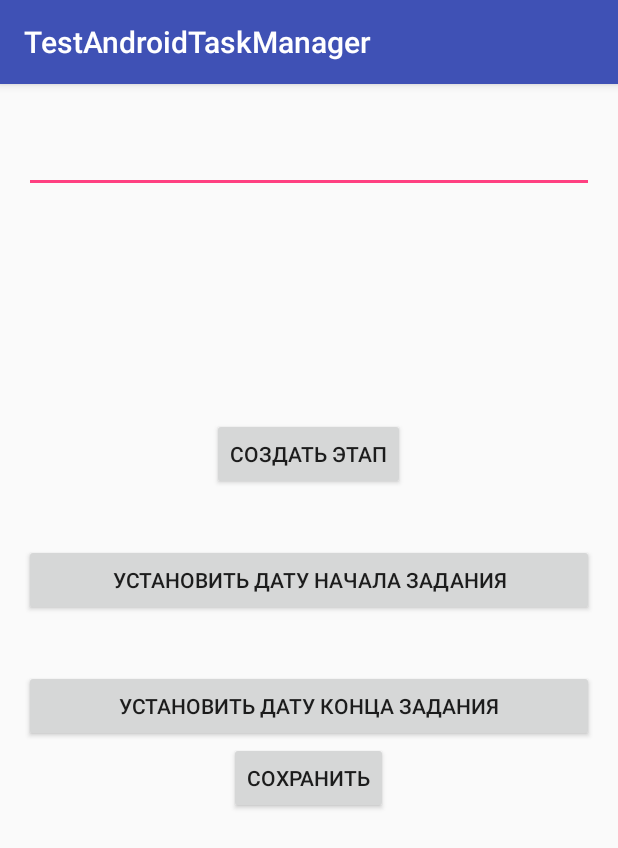
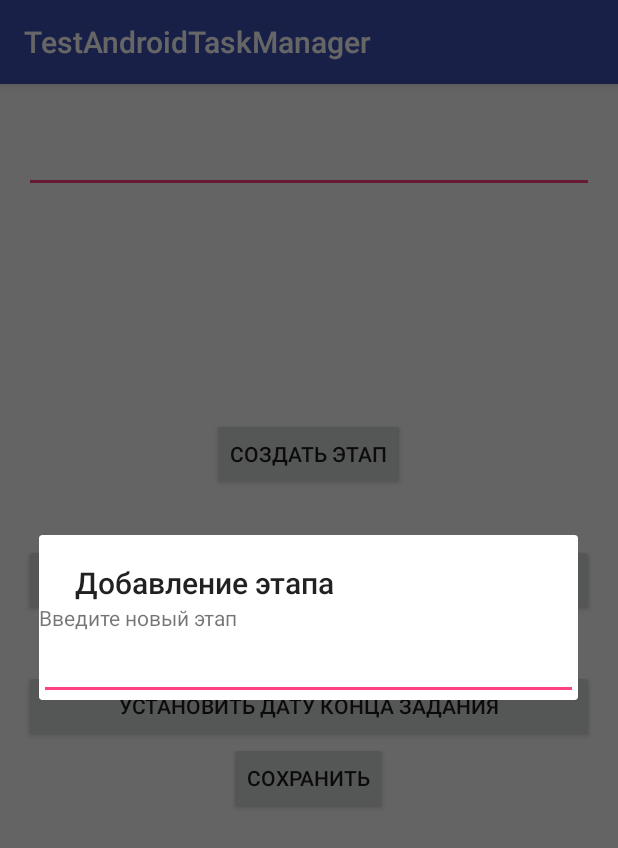
Before and after one commit to capitalsavhome/TestAndroidTaskManager, an Android app: the AddTaskActivity screen opened directly, with no data from a screen before it, after a tap on "СОЗДАТЬ ЭТАП", on a phone screen of 412 x 824 dp. Shown: the top 848 px of the screen. Run offline under Robolectric (Android 15) with nearby library versions, the phone set to English and light mode, and no system bars.

Commit message:
1. Created dialogView to add new Stage. 2. Made code to show stages in ListView. 3. Prepare to put data into SQLite DB. 4. Modify class Task.

```diff
--- a/TestAndroidTaskManager/app/src/main/java/com/example/adminhome/testandroidtaskmanager/AddTaskActivity.java
+++ b/TestAndroidTaskManager/app/src/main/java/com/example/adminhome/testandroidtaskmanager/AddTaskActivity.java
@@ -2,17 +2,27 @@ package com.example.adminhome.testandroidtaskmanager;
 
 import android.app.DatePickerDialog;
 import android.app.Dialog;
+import android.content.ContentValues;
+import android.content.DialogInterface;
+import android.content.Intent;
+import android.database.sqlite.SQLiteDatabase;
 import android.support.v7.app.AlertDialog;
 import android.support.v7.app.AppCompatActivity;
 import android.os.Bundle;
+import android.view.LayoutInflater;
 import android.view.View;
+import android.view.ViewGroup;
+import android.widget.ArrayAdapter;
 import android.widget.Button;
 import android.widget.DatePicker;
 import android.widget.EditText;
 import android.widget.ListView;
 import android.widget.TextView;
 
+import org.w3c.dom.Text;
+
 import java.text.SimpleDateFormat;
+import java.util.ArrayList;
 import java.util.Calendar;
 import java.util.GregorianCalendar;
 
@@ -80,12 +90,39 @@ public class AddTaskActivity extends AppCompatActivity {
     /**
      * AlertDialogBuilder
      */
-    private AlertDialog.Builder mAlertDialogBuilde;
+    private AlertDialog.Builder mAlertDialogBuilder;
 
     /**
      * variable show which date is setting now (startDate or endDate)
      */
     private int mWhatDateSet;
+
+    /**
+     * arrayList for current stages
+     */
+    private ArrayList<Stage> mStagesAL;
+
+    /**
+     * view for dialogView addStage;
+     */
+    private View mDialogView;
+
+    /**
+     * editText for Title of Stage, which shows in dialogView
+     */
+    private EditText mEditTextStageTitle;
+
+    /**
+     * adapter for ListView with tasks
+     */
+    private ArrayAdapter mArrayAdapter;
+
+    /**
+     * MySQLiteOpenHelper for access to dataBase
+     */
+    private MySQLiteOpenHelper mMySQLiteOpenHelper;
+
+
 
 
     @Override
@@ -103,6 +140,34 @@ public class AddTaskActivity extends AppCompatActivity {
         mButtonEndDate = (Button) findViewById(R.id.btn_add_endDate);
         mButtonSave = (Button) findViewById(R.id.btn_save_add_task);
 
+        final LayoutInflater inflater = this.getLayoutInflater();
+        mDialogView = inflater.inflate(R.layout.dialog_maket, null, false);
+        mEditTextStageTitle = (EditText) mDialogView.findViewById(R.id.edt_text_input_stage_name);
+
+        mStagesAL = new ArrayList<>();
+
+        mMySQLiteOpenHelper = new MySQLiteOpenHelper(this);
+
+        mArrayAdapter = new ArrayAdapter<Stage>(this, android.R.layout.simple_list_item_1,
+                mStagesAL){
+            @Override
+            public  View getView(final int position, View convertView, ViewGroup parent) {
+
+                View view = inflater.inflate(R.layout.activity_add_task, parent, false);
+                //getting values from each holiday
+                TextView textViewNumber = (TextView) view.findViewById(R.id.tv_num_stage_lv);
+                TextView textViewName = (TextView) view.findViewById(R.id.tv_name_stage_lv);
+                for (int i = 0; i < mStagesAL.size(); i++) {
+                    textViewNumber.setText(Integer.toString(i + 1));
+                    Stage stage = mStagesAL.get(i);
+                    textViewName.setText(stage.getmSageName());
+                }
+
+                return view;
+            }
+        };
+        mListViewStages.setAdapter(mArrayAdapter);
+
     }
 
     /**
@@ -114,6 +179,9 @@ public class AddTaskActivity extends AppCompatActivity {
         switch (view.getId()) {
             case R.id.btn_save_add_task :
                 System.out.println("======" + mStartDateSelected);
+                break;
+            case R.id.btn_add_stage :
+                showAddStageDialog();
                 break;
             case R.id.btn_add_startDate :
                 showDatePicker(SET_START_DATE);
@@ -127,23 +195,53 @@ public class AddTaskActivity extends AppCompatActivity {
     public void saveNewTask() {
         String taskTitle = mEditTextTitle.getText().toString();
 
+        Task task = new Task(taskTitle, mStartDateSelected, mEndDateSelected);
+        task.setmStagesAL(mStagesAL);
+
+        writeNewTaskToDb(task);
+
 
     }
 
-    public void writeNewTaskToDb() {
-
+    public void writeNewTaskToDb(Task task) {
+        SQLiteDatabase database = mMySQLiteOpenHelper.getWritableDatabase();
+        ContentValues row = new ContentValues();
+        row.put("task_title", task.getmTitle());
+        row.put("start_date", task.getmStartDate());
+        row.put("end_date", task.getmEndDate());
     }
 
+    /**
+     * method add new Stage to arrayList of Stages
+     * @param stageName - String with name of Stage
+     */
+    public void addNewStage(String stageName) {
+        Stage stage = new Stage(stageName);
+        mStagesAL.add(stage);
+    }
+
+    /**
+     * method show datePickerDialog with current date
+     * @param whatDateSet - final value, which show is it datePickerDialog for startDate or for
+     *                    end date
+     */
     public void showDatePicker(int whatDateSet) {
+        //get current date to Calendar
         Calendar calendar = Calendar.getInstance();
 
+        //create datePickerDialog with current date from calendar
         DatePickerDialog datePickerDialog = new DatePickerDialog(this, myDataListener,
                 calendar.get(calendar.YEAR), calendar.get(calendar.MONTH),
                 calendar.get(calendar.DAY_OF_MONTH));
+        //set variable, which show which date is setting now (startDate or endDate)
         mWhatDateSet = whatDateSet;
+        //show datePickerDialog
         datePickerDialog.show();
     }
 
+    /**
+     * Listener for DatePickerDialog
+     */
     private DatePickerDialog.OnDateSetListener myDataListener =
             new DatePickerDialog.OnDateSetListener() {
         @Override
@@ -167,4 +265,39 @@ public class AddTaskActivity extends AppCompatActivity {
         }
     };
 
+    public void showAddStageDialog() {
+        //initialization of builder
+        mAlertDialogBuilder = new AlertDialog.Builder(this);
+        //set Title of builder
+        mAlertDialogBuilder.setTitle(R.string.dialog_add_stage);
+        //set view for dialogBuilder
+        mAlertDialogBuilder.setView(mDialogView);
+        //create dialog
+        mAlertDialog = mAlertDialogBuilder.create();
+        //show dialog
+        mAlertDialog.show();
+
+        //set positive Button onClickListener
+        mAlertDialogBuilder.setPositiveButton("OK", new DialogInterface.OnClickListener() {
+            @Override
+            public void onClick(DialogInterface dialog, int which) {
+                //get String with Stage title from editText
+                String stageName = mEditTextStageTitle.getText().toString();
+                //call method addNewStage
+                addNewStage(stageName);
+                //notify changes for ListView
+                mArrayAdapter.notifyDataSetChanged();
+                ((ViewGroup) (mDialogView.getParent())).removeAllViews();
+            }
+        });
+
+        //set Negative Button onClickListener
+        mAlertDialogBuilder.setNegativeButton("Cancel", new DialogInterface.OnClickListener() {
+            @Override
+            public void onClick(DialogInterface dialog, int which) {
+                ((ViewGroup) (mDialogView.getParent())).removeAllViews();
+            }
+        });
+    }
+
 }
--- /dev/null
+++ b/TestAndroidTaskManager/app/src/main/res/layout/dialog_maket.xml
@@ -0,0 +1,16 @@
+<?xml version="1.0" encoding="utf-8"?>
+<LinearLayout xmlns:android="http://schemas.android.com/apk/res/android"
+    android:orientation="vertical" android:layout_width="match_parent"
+    android:layout_height="match_parent">
+
+    <TextView
+        android:layout_width="match_parent"
+        android:layout_height="wrap_content"
+        android:text="@string/input_new_stage"/>
+
+    <EditText
+        android:layout_width="match_parent"
+        android:layout_height="wrap_content"
+        android:id="@+id/edt_text_input_stage_name"/>
+
+</LinearLayout>
--- a/TestAndroidTaskManager/app/src/main/res/values/strings.xml
+++ b/TestAndroidTaskManager/app/src/main/res/values/strings.xml
@@ -10,4 +10,7 @@
     <string name="create_task">Создать</string>
     <string name="remove_tasks">Удалить</string>
 
+    <string name="dialog_add_stage">Добавление этапа</string>
+    <string name="input_new_stage">Введите новый этап</string>
+
 </resources>
```
Also changed, not shown: TestAndroidTaskManager/app/src/main/java/com/example/adminhome/testandroidtaskmanager/Stage.java (+14 -0 lines), TestAndroidTaskManager/app/src/main/java/com/example/adminhome/testandroidtaskmanager/Task.java (+15 -0 lines), TestAndroidTaskManager/app/src/main/res/layout/add_stages_list_view_item.xml (added, +18 -0 lines).
